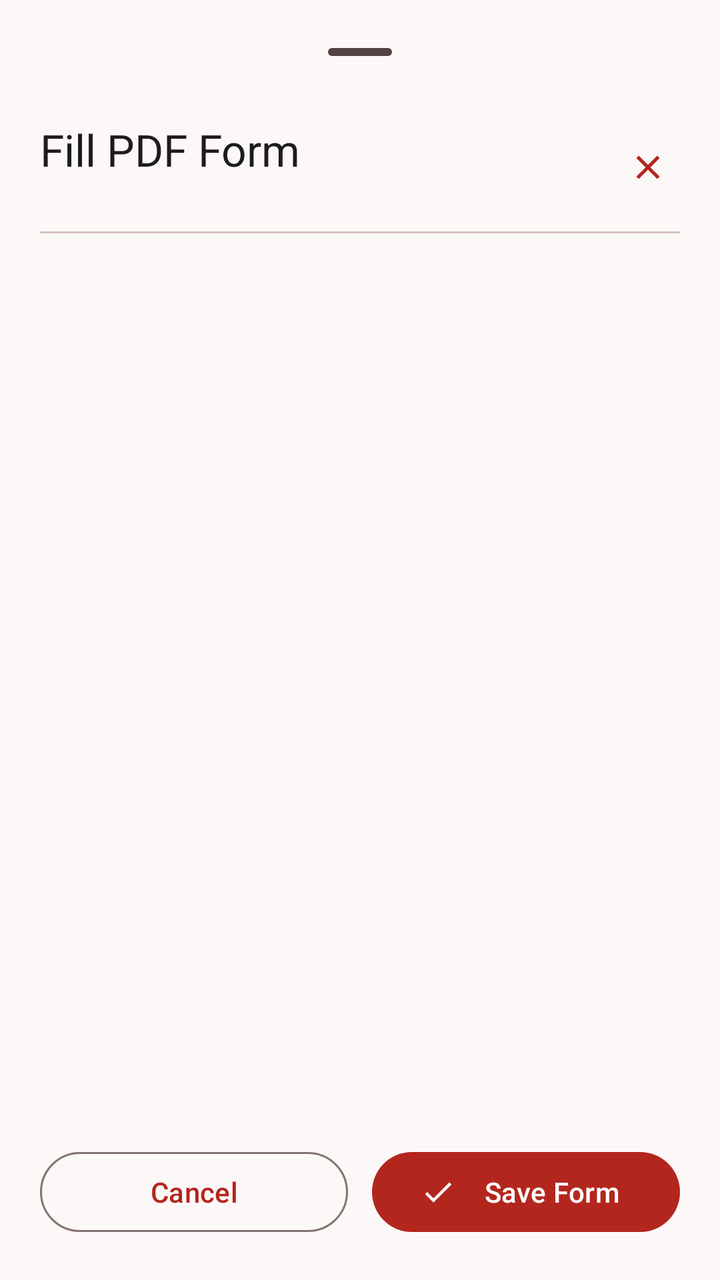
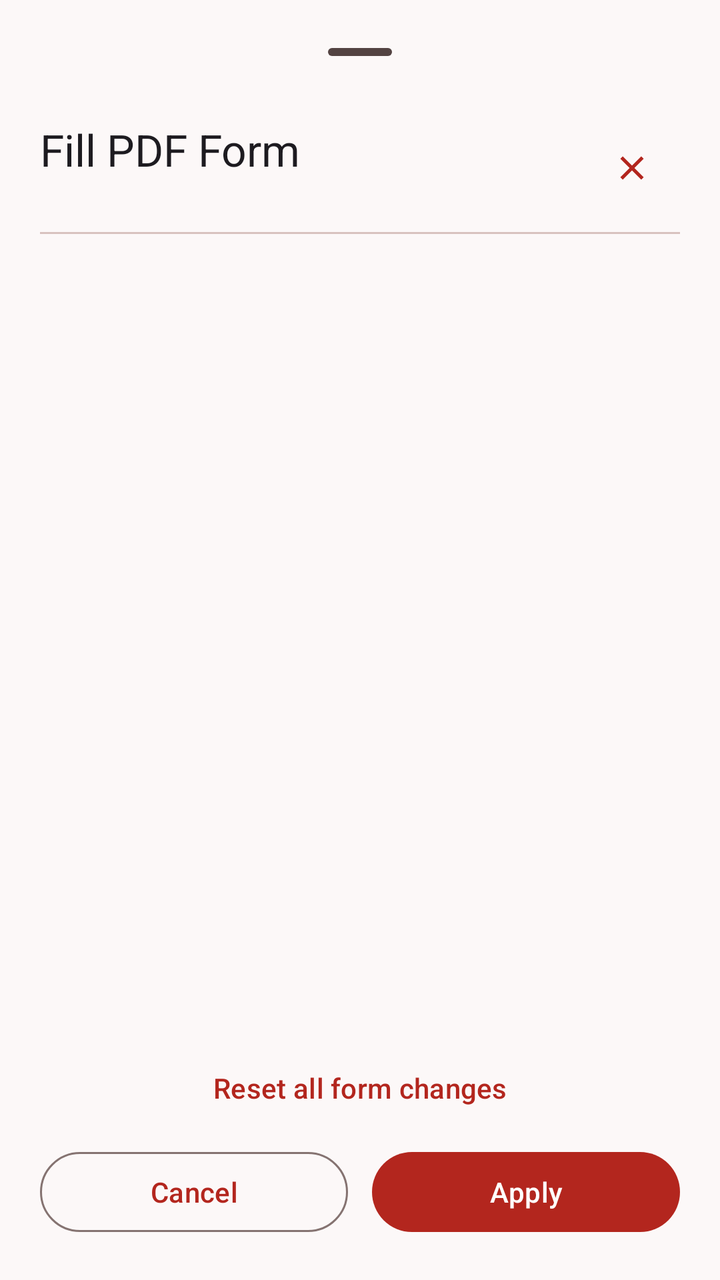

Screens rendered from an Android XML layout before and after an edit, with the pre-edit source and the edit as a unified diff.
<!-- AndroidManifest.xml: application theme Theme.VolumPdf -->
<!-- res/layout/dialog_fill_form_bottom_sheet.xml -->
<?xml version="1.0" encoding="utf-8"?>
<LinearLayout
    xmlns:android="http://schemas.android.com/apk/res/android"
    xmlns:app="http://schemas.android.com/apk/res-auto"
    android:layout_width="match_parent"
    android:layout_height="match_parent"
    android:orientation="vertical"
    android:paddingStart="20dp"
    android:paddingEnd="20dp"
    android:paddingTop="12dp"
    android:paddingBottom="20dp">

    <com.google.android.material.bottomsheet.BottomSheetDragHandleView
        android:id="@+id/dragHandle"
        android:layout_width="match_parent"
        android:layout_height="wrap_content" />

    
    <LinearLayout
        android:layout_width="match_parent"
        android:layout_height="wrap_content"
        android:orientation="horizontal"
        android:gravity="center_vertical"
        android:layout_marginBottom="8dp">

        <LinearLayout
            android:layout_width="0dp"
            android:layout_height="wrap_content"
            android:layout_weight="1"
            android:orientation="vertical">

            <TextView
                android:id="@+id/formSheetTitle"
                android:layout_width="wrap_content"
                android:layout_height="wrap_content"
                android:text="@string/forms_sheet_title"
                android:textAppearance="@style/TextAppearance.Material3.TitleLarge" />

            <TextView
                android:id="@+id/formSheetSubtitle"
                android:layout_width="wrap_content"
                android:layout_height="wrap_content"
                android:layout_marginTop="2dp"
                android:textAppearance="@style/TextAppearance.Material3.BodySmall"
                android:textColor="?android:attr/textColorSecondary" />

        </LinearLayout>

        <com.google.android.material.button.MaterialButton
            android:id="@+id/btnCloseSheet"
            style="@style/Widget.Material3.Button.IconButton"
            android:layout_width="40dp"
            android:layout_height="40dp"
            app:icon="@drawable/ic_close"
            android:contentDescription="@string/action_cancel" />

    </LinearLayout>

    <com.google.android.material.divider.MaterialDivider
        android:layout_width="match_parent"
        android:layout_height="wrap_content"
        android:layout_marginBottom="8dp" />

    
    <androidx.recyclerview.widget.RecyclerView
        android:id="@+id/recyclerFormFields"
        android:layout_width="match_parent"
        android:layout_height="0dp"
        android:layout_weight="1"
        android:clipToPadding="false"
        android:scrollbars="vertical" />

    
    <com.google.android.material.progressindicator.LinearProgressIndicator
        android:id="@+id/saveProgressBar"
        android:layout_width="match_parent"
        android:layout_height="wrap_content"
        android:layout_marginTop="8dp"
        android:indeterminate="true"
        android:visibility="gone" />

    
    <LinearLayout
        android:layout_width="match_parent"
        android:layout_height="wrap_content"
        android:layout_marginTop="12dp"
        android:orientation="horizontal">

        <com.google.android.material.button.MaterialButton
            android:id="@+id/btnCancelForm"
            style="@style/Widget.Material3.Button.OutlinedButton"
            android:layout_width="0dp"
            android:layout_height="wrap_content"
            android:layout_weight="1"
            android:text="@string/action_cancel" />

        <Space
            android:layout_width="12dp"
            android:layout_height="wrap_content" />

        <com.google.android.material.button.MaterialButton
            android:id="@+id/btnSaveForm"
            style="@style/Widget.Material3.Button"
            android:layout_width="0dp"
            android:layout_height="wrap_content"
            android:layout_weight="1"
            android:text="@string/action_save_form"
            app:icon="@drawable/ic_check" />

    </LinearLayout>

</LinearLayout>
<!-- resources referenced by this layout -->
<resources>
  <!-- drawable ic_check (drawable) -->
  <vector xmlns:android="http://schemas.android.com/apk/res/android"
      android:width="24dp"
      android:height="24dp"
      android:viewportWidth="24"
      android:viewportHeight="24"
      android:tint="?attr/colorControlNormal">
      <path
          android:fillColor="@android:color/white"
          android:pathData="M9,16.17L4.83,12l-1.42,1.41L9,19 21,7l-1.41,-1.41z"/>
  </vector>
  <!-- drawable ic_close (drawable) -->
  <vector xmlns:android="http://schemas.android.com/apk/res/android"
      android:width="24dp"
      android:height="24dp"
      android:viewportWidth="24"
      android:viewportHeight="24"
      android:tint="?attr/colorControlNormal">
      <path
          android:fillColor="@android:color/white"
          android:pathData="M19,6.41L17.59,5 12,10.59 6.41,5 5,6.41 10.59,12 5,17.59 6.41,19 12,13.41 17.59,19 19,17.59 13.41,12z"/>
  </vector>
  <string name="action_cancel">Cancel</string>
  <string name="action_save_form">Save Form</string>
  <string name="forms_sheet_title">Fill PDF Form</string>
  <color name="md_theme_light_primary">#B3261E</color>
  <color name="md_theme_light_onPrimary">#FFFFFF</color>
  <color name="md_theme_light_primaryContainer">#F9DEDC</color>
  <color name="md_theme_light_onPrimaryContainer">#410E0B</color>
  <color name="md_theme_light_secondary">#775652</color>
  <color name="md_theme_light_onSecondary">#FFFFFF</color>
  <color name="md_theme_light_secondaryContainer">#FFDAD6</color>
  <color name="md_theme_light_onSecondaryContainer">#2C1512</color>
  <color name="md_theme_light_tertiary">#715B2E</color>
  <color name="md_theme_light_onTertiary">#FFFFFF</color>
  <color name="md_theme_light_tertiaryContainer">#FDE0A6</color>
  <color name="md_theme_light_onTertiaryContainer">#261900</color>
  <color name="md_theme_light_error">#BA1A1A</color>
  <color name="md_theme_light_onError">#FFFFFF</color>
  <color name="md_theme_light_errorContainer">#FFDAD6</color>
  <color name="md_theme_light_onErrorContainer">#410002</color>
  <color name="md_theme_light_background">#FCF8F8</color>
  <color name="md_theme_light_onBackground">#201A1A</color>
  <color name="md_theme_light_surface">#FCF8F8</color>
  <color name="md_theme_light_onSurface">#201A1A</color>
  <color name="md_theme_light_surfaceVariant">#F4DDDB</color>
  <color name="md_theme_light_onSurfaceVariant">#534342</color>
  <color name="md_theme_light_outline">#857371</color>
  <color name="md_theme_light_outlineVariant">#D8C2BF</color>
  <!-- unchanged entries left out for length: 1 -->
</resources>

<!-- the commit's change to res/layout/dialog_fill_form_bottom_sheet.xml (unified diff, before → after) -->
@@ -49,8 +49,8 @@
         <com.google.android.material.button.MaterialButton
             android:id="@+id/btnCloseSheet"
             style="@style/Widget.Material3.Button.IconButton"
-            android:layout_width="40dp"
-            android:layout_height="40dp"
+            android:layout_width="48dp"
+            android:layout_height="48dp"
             app:icon="@drawable/ic_close"
             android:contentDescription="@string/action_cancel" />
 
@@ -71,6 +71,16 @@
         android:scrollbars="vertical" />
 
     
+    <TextView
+        android:id="@+id/formReadOnlyNote"
+        android:layout_width="match_parent"
+        android:layout_height="wrap_content"
+        android:layout_marginTop="8dp"
+        android:text="@string/forms_read_only_note"
+        android:textAppearance="@style/TextAppearance.Material3.BodyMedium"
+        android:visibility="gone" />
+
+    
     <com.google.android.material.progressindicator.LinearProgressIndicator
         android:id="@+id/saveProgressBar"
         android:layout_width="match_parent"
@@ -79,11 +89,20 @@
         android:indeterminate="true"
         android:visibility="gone" />
 
+    <com.google.android.material.button.MaterialButton
+        android:id="@+id/btnResetForms"
+        style="@style/Widget.Material3.Button.TextButton"
+        android:layout_width="match_parent"
+        android:layout_height="wrap_content"
+        android:layout_marginTop="4dp"
+        android:minHeight="48dp"
+        android:text="@string/forms_reset_all" />
+
     
     <LinearLayout
         android:layout_width="match_parent"
         android:layout_height="wrap_content"
-        android:layout_marginTop="12dp"
+        android:layout_marginTop="4dp"
         android:orientation="horizontal">
 
         <com.google.android.material.button.MaterialButton
@@ -92,6 +111,7 @@
             android:layout_width="0dp"
             android:layout_height="wrap_content"
             android:layout_weight="1"
+            android:minHeight="48dp"
             android:text="@string/action_cancel" />
 
         <Space
@@ -99,13 +119,13 @@
             android:layout_height="wrap_content" />
 
         <com.google.android.material.button.MaterialButton
-            android:id="@+id/btnSaveForm"
+            android:id="@+id/btnApplyForm"
             style="@style/Widget.Material3.Button"
             android:layout_width="0dp"
             android:layout_height="wrap_content"
             android:layout_weight="1"
-            android:text="@string/action_save_form"
-            app:icon="@drawable/ic_check" />
+            android:minHeight="48dp"
+            android:text="@string/forms_apply" />
 
     </LinearLayout>
 
<!-- resource entries referenced after the edit -->
@@ -1,16 +1,5 @@
 <!-- resources referenced by this layout -->
 <resources>
-  <!-- drawable ic_check (drawable) -->
-  <vector xmlns:android="http://schemas.android.com/apk/res/android"
-      android:width="24dp"
-      android:height="24dp"
-      android:viewportWidth="24"
-      android:viewportHeight="24"
-      android:tint="?attr/colorControlNormal">
-      <path
-          android:fillColor="@android:color/white"
-          android:pathData="M9,16.17L4.83,12l-1.42,1.41L9,19 21,7l-1.41,-1.41z"/>
-  </vector>
   <!-- drawable ic_close (drawable) -->
   <vector xmlns:android="http://schemas.android.com/apk/res/android"
       android:width="24dp"
@@ -23,7 +12,9 @@
           android:pathData="M19,6.41L17.59,5 12,10.59 6.41,5 5,6.41 10.59,12 5,17.59 6.41,19 12,13.41 17.59,19 19,17.59 13.41,12z"/>
   </vector>
   <string name="action_cancel">Cancel</string>
-  <string name="action_save_form">Save Form</string>
+  <string name="forms_apply">Apply</string>
+  <string name="forms_read_only_note">This document does not allow filling in forms, so the fields are view-only.</string>
+  <string name="forms_reset_all">Reset all form changes</string>
   <string name="forms_sheet_title">Fill PDF Form</string>
   <color name="md_theme_light_primary">#B3261E</color>
   <color name="md_theme_light_onPrimary">#FFFFFF</color>
